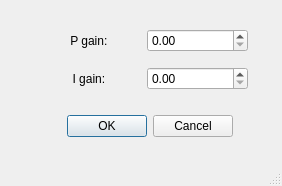
Above: gui/focus/ui_PID_parameters.ui from fbarho/qudi-cbs before the change. Below: the same form after it.
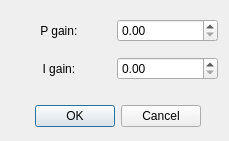
That is the form after the change.

Diff of the .ui file:
```diff
--- a/gui/focus/ui_PID_parameters.ui
+++ b/gui/focus/ui_PID_parameters.ui
@@ -1,24 +1,39 @@
 <?xml version="1.0" encoding="UTF-8"?>
 <ui version="4.0">
- <class>MainWindow</class>
- <widget class="QMainWindow" name="MainWindow">
+ <class>Dialog</class>
+ <widget class="QDialog" name="Dialog">
   <property name="geometry">
    <rect>
     <x>0</x>
     <y>0</y>
-    <width>282</width>
-    <height>186</height>
+    <width>229</width>
+    <height>141</height>
    </rect>
   </property>
   <property name="windowTitle">
    <string>MainWindow</string>
   </property>
-  <widget class="QWidget" name="centralwidget">
+  <widget class="QDialogButtonBox" name="buttonBox">
+   <property name="geometry">
+    <rect>
+     <x>20</x>
+     <y>100</y>
+     <width>181</width>
+     <height>32</height>
+    </rect>
+   </property>
+   <property name="orientation">
+    <enum>Qt::Horizontal</enum>
+   </property>
+   <property name="standardButtons">
+    <set>QDialogButtonBox::Cancel|QDialogButtonBox::Ok</set>
+   </property>
+  </widget>
    <widget class="QWidget" name="gridLayoutWidget">
     <property name="geometry">
      <rect>
-      <x>40</x>
-      <y>20</y>
+     <x>10</x>
+     <y>10</y>
       <width>208</width>
       <height>80</height>
      </rect>
@@ -58,34 +73,6 @@
      </item>
     </layout>
    </widget>
-   <widget class="QDialogButtonBox" name="buttonBox">
-    <property name="geometry">
-     <rect>
-      <x>53</x>
-      <y>110</y>
-      <width>180</width>
-      <height>32</height>
-     </rect>
-    </property>
-    <property name="orientation">
-     <enum>Qt::Horizontal</enum>
-    </property>
-    <property name="standardButtons">
-     <set>QDialogButtonBox::Cancel|QDialogButtonBox::Ok</set>
-    </property>
-   </widget>
-  </widget>
-  <widget class="QMenuBar" name="menubar">
-   <property name="geometry">
-    <rect>
-     <x>0</x>
-     <y>0</y>
-     <width>282</width>
-     <height>20</height>
-    </rect>
-   </property>
-  </widget>
-  <widget class="QStatusBar" name="statusbar"/>
  </widget>
  <resources/>
  <connections/>
```
Left out of the diff: 37 changed lines with no effect on the pictures. Lines whose indentation alone changed are shown as unchanged.
